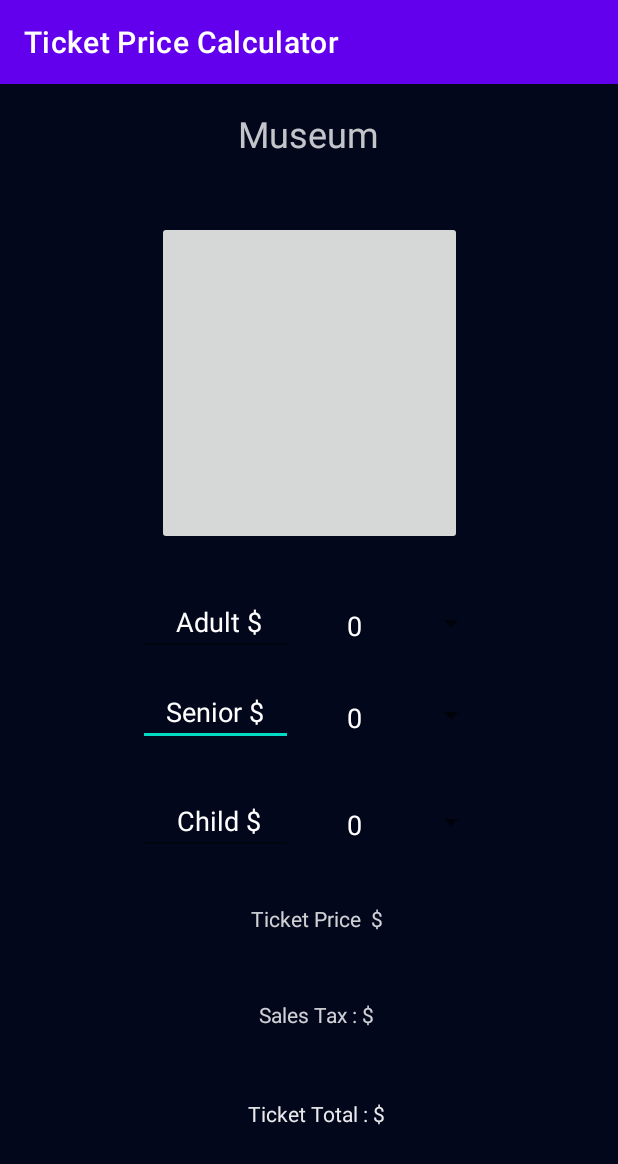
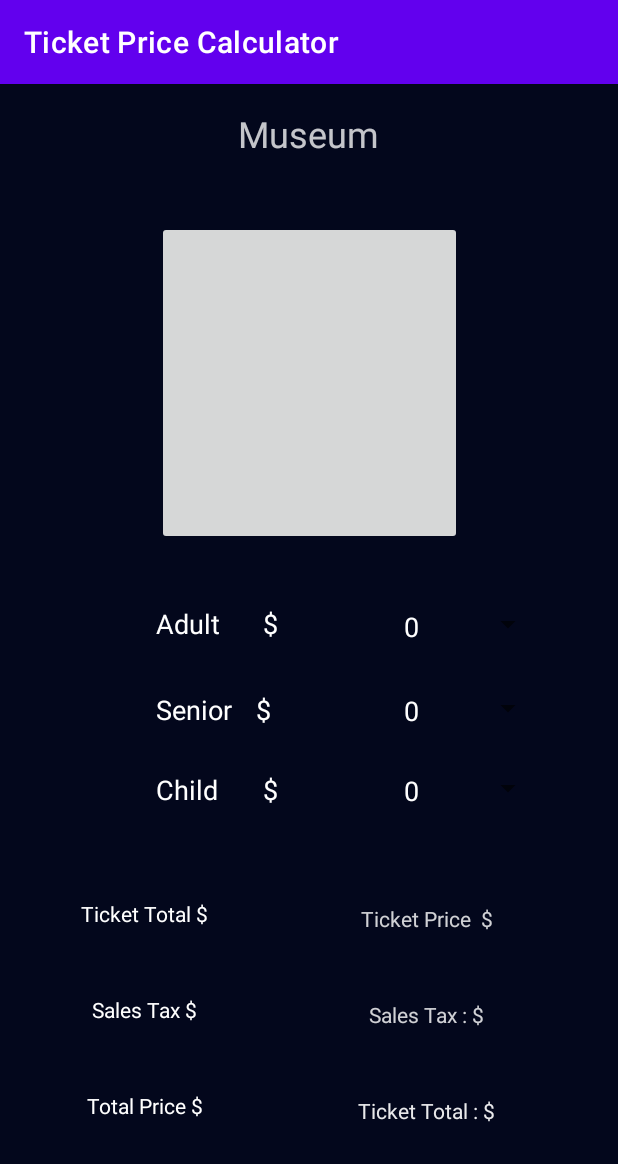
Before and after one commit to shravan1999/MuseumApplication, an Android app: the TicketPriceCalculator screen opened directly, with no data from a screen before it, on a phone screen of 412 x 824 dp. Shown: the top 1164 px of the screen. Run offline under Robolectric (Android 15) with nearby library versions, the phone set to English and light mode, and no system bars; 2 statements that could not run were skipped.

```diff
--- a/app/src/main/java/com/example/app/TicketPriceCalculator.java
+++ b/app/src/main/java/com/example/app/TicketPriceCalculator.java
@@ -5,9 +5,9 @@ import android.graphics.Color;
 import android.net.Uri;
 import android.os.Bundle;
 import android.view.View;
-import android.view.ViewGroup;
 import android.widget.AdapterView;
 import android.widget.ArrayAdapter;
+import android.widget.EditText;
 import android.widget.ImageButton;
 import android.widget.Spinner;
 import android.widget.TextView;
@@ -15,12 +15,12 @@ import android.widget.Toast;
 
 import androidx.appcompat.app.AppCompatActivity;
 
-import java.net.URI;
-
-public class TicketPriceCalculator extends AppCompatActivity implements AdapterView.OnItemSelectedListener {
+public class TicketPriceCalculator extends AppCompatActivity {
     TextView museumTitle;
     ImageButton image;
     Spinner adult_amount, child_amount, senior_amount;
+    TextView ticketPrice, salesTax, ticketTotal, adult_text, senior_text, child_text;
+
 
     @Override
     protected void onCreate(Bundle savedInstanceState) {
@@ -30,12 +30,46 @@ public class TicketPriceCalculator extends AppCompatActivity implements AdapterV
         museumTitle = (TextView) findViewById(R.id.museumTextView);
         String museumTitleTemp = this.getIntent().getStringExtra("clicked");
         this.museumTitle.setText(museumTitleTemp);
+
+        this.adult_text = (TextView) findViewById(R.id.adult_text);
+        this.senior_text = (TextView) findViewById(R.id.senior_text);
+        this.child_text = (TextView) findViewById(R.id.child_text);
+
+        this.setInitialPrices(museumTitleTemp);
         this.createImages(museumTitleTemp);
         Toast.makeText(this, "Maximum of 5 tickets for each!!", Toast.LENGTH_SHORT).show();
+
+        this.ticketPrice = (TextView) findViewById(R.id.ticketPrice);
+        this.ticketPrice.setTextColor(Color.WHITE);
+        this.ticketTotal  = (TextView)findViewById(R.id.ticket_total);
+        this.ticketTotal.setTextColor(Color.WHITE);
+        this.salesTax = (TextView)findViewById(R.id.sales_tax);
+        this.salesTax.setTextColor(Color.WHITE);
 
         this.adult_amount = (Spinner) findViewById(R.id.adult_prices);
         this.child_amount = (Spinner) findViewById(R.id.child_prices);
         this.senior_amount = (Spinner) findViewById(R.id.senior_prices);
+
+        AdapterView.OnItemSelectedListener itemSelect = new AdapterView.OnItemSelectedListener() {
+
+            @Override
+            public void onItemSelected(AdapterView<?> parent, View view, int position, long id) {
+
+                changeTicketPrices();
+            }
+
+            @Override
+            public void onNothingSelected(AdapterView<?> parent) {
+
+            }
+
+
+        };
+
+    this.adult_amount.setOnItemSelectedListener(itemSelect);
+    this.senior_amount.setOnItemSelectedListener(itemSelect);
+    this.child_amount.setOnItemSelectedListener(itemSelect);
+
        String amount [] = {"0", "1", "2", "3", "4", "5"};
         ArrayAdapter<String> adapter=new ArrayAdapter<String>(
                 this, R.layout.checked_text, amount);
@@ -43,11 +77,96 @@ public class TicketPriceCalculator extends AppCompatActivity implements AdapterV
         this.adult_amount.setAdapter(adapter);
         this.senior_amount.setAdapter(adapter);
         this.child_amount.setAdapter(adapter);
+        System.out.println("Test Hello");
 
 
 
 
+    }
 
+    private void setInitialPrices(String museumTitleTemp) {
+
+        switch(museumTitleTemp){
+
+            case "Museum of Modern Art":
+                this.adult_text.append(String.valueOf(Prices.MOMA_ADULT));
+                this.senior_text.append(String.valueOf(Prices.MOMA_SENIOR));
+                this.child_text.append(String.valueOf(Prices.MOMA_STUDENT));
+                break;
+            case "Princeton University Art Museum":
+                this.adult_text.append(String.valueOf(Prices.PRINCETON_ADULT));
+                this.senior_text.append(String.valueOf(Prices.PRINCETON_SENIOR));
+                this.child_text.append(String.valueOf(Prices.PRINCETON_CHILD));
+                break;
+            case  "Metropolitan Museum of Art":
+                this.adult_text.append(String.valueOf(Prices.MET_ADULT));
+                this.senior_text.append(String.valueOf(Prices.MET_SENIOR));
+                this.child_text.append(String.valueOf(Prices.MET_CHILD));
+                break;
+            case "American Museum of Natural History":
+                this.adult_text.append(String.valueOf(Prices.HISTORY_ADULT));
+                this.senior_text.append(String.valueOf(Prices.HISTORY_SENIOR));
+                this.child_text.append(String.valueOf(Prices.HISTORY_CHILD));
+                break;
+
+        }
+    }
+
+    private void changeTicketPrices() {
+
+        String text = this.adult_amount.getSelectedItem().toString();
+        int adult = Integer.valueOf(text);
+
+        String text2 = this.child_amount.getSelectedItem().toString();
+        int child =  Integer.valueOf(text2);
+
+        String text3 = this.senior_amount.getSelectedItem().toString();
+        int senior =  Integer.valueOf(text3);
+
+        String temp = this.museumTitle.getText().toString();
+
+
+        int price_tickets;
+        double total_price, tax_amount;
+
+        switch(temp){
+
+            case "Museum of Modern Art":
+                this.ticketPrice.setTextColor(Color.WHITE);
+                price_tickets = (Prices.MOMA_ADULT *adult)  + (Prices.MOMA_SENIOR * senior)  + (Prices.MOMA_STUDENT *child);
+                this.ticketPrice.setText(String.valueOf((price_tickets)));
+                tax_amount = (Prices.NY_TAX * price_tickets);
+                this.salesTax.setText(String.format("%.2f", tax_amount));
+                total_price = price_tickets  + Double.valueOf(this.salesTax.getText().toString());
+                this.ticketTotal.setText(String.format("%.2f", total_price));
+                break;
+            case "Princeton University Art Museum":
+                this.ticketPrice.setTextColor(Color.WHITE);
+                price_tickets = (Prices.PRINCETON_ADULT *adult) + (Prices.PRINCETON_SENIOR * senior)  + (Prices.PRINCETON_CHILD * child);
+                this.ticketPrice.setText(String.valueOf((price_tickets)));
+                tax_amount = (Prices.NJ_TAX * price_tickets);
+                this.salesTax.setText(String.format("%.2f", tax_amount));
+                total_price = price_tickets  + Double.valueOf(this.salesTax.getText().toString());
+                this.ticketTotal.setText(String.format("%.2f", total_price));
+                break;
+            case "Metropolitan Museum of Art":
+                price_tickets = (Prices.MET_ADULT *adult)  + (Prices.MET_SENIOR *senior)  + (Prices.MET_CHILD * child);
+                this.ticketPrice.setText(String.valueOf((price_tickets)));
+                tax_amount = (Prices.NY_TAX * price_tickets);
+                this.salesTax.setText(String.format("%.2f", tax_amount));
+                total_price = price_tickets  + Double.valueOf(this.salesTax.getText().toString());
+                this.ticketTotal.setText(String.format("%.2f", total_price));
+                break;
+            case "American Museum of Natural History":
+                price_tickets = (Prices.HISTORY_ADULT *adult) + (Prices.HISTORY_SENIOR * senior) + (Prices.HISTORY_CHILD *child);
+                this.ticketPrice.setText(String.valueOf((price_tickets)));
+                tax_amount = (Prices.NY_TAX * price_tickets);
+                this.salesTax.setText(String.format("%.2f", tax_amount));
+                total_price = price_tickets  + Double.valueOf(this.salesTax.getText().toString());
+                this.ticketTotal.setText(String.format("%.2f", total_price));
+                break;
+
+        }
     }
 
 
@@ -104,32 +223,8 @@ public class TicketPriceCalculator extends AppCompatActivity implements AdapterV
         }
     }
 
-    @Override
-    public void onItemSelected(AdapterView<?> parent, View view, int position, long id) {
-        Spinner spinner = (Spinner)findViewById(R.id.adult_prices);
-        String text = spinner.getSelectedItem().toString();
-        int adult = Integer.valueOf(text);
-        Spinner spinner2 = (Spinner)findViewById(R.id.child_prices);
-        String text2 = spinner2.getSelectedItem().toString();
-        int child =  Integer.valueOf(text2);
-        Spinner spinner3 = (Spinner)findViewById(R.id.senior_prices);
-        String text3 = spinner3.getSelectedItem().toString();
-        int senior =  Integer.valueOf(text3);
-
-        String temp = this.museumTitle.toString();
-
-        switch(temp){
-
-            case "Museum of Modern Art":
-                TextView ticketPrice = (TextView) findViewById(R.id.ticketPrice);
-                ticketPrice.setText( String.valueOf((adult  + child  + senior) * 25) );
-        }
 
 
-    }
 
-    @Override
-    public void onNothingSelected(AdapterView<?> parent) {
 
-    }
 }
--- a/app/src/main/res/layout/price_calculation.xml
+++ b/app/src/main/res/layout/price_calculation.xml
@@ -5,6 +5,31 @@
     android:layout_width="match_parent"
     android:layout_height="match_parent"
     android:background="#03071C">
+
+    <TextView
+        android:id="@+id/adult_text"
+        android:layout_width="103dp"
+        android:layout_height="41dp"
+        android:layout_marginStart="104dp"
+        android:layout_marginTop="40dp"
+        android:text="@string/adult_price_text"
+        android:textAlignment="textStart"
+        android:textColor="#FFFFFF"
+        android:textSize="18sp"
+        app:layout_constraintStart_toStartOf="parent"
+        app:layout_constraintTop_toBottomOf="@+id/imageButton" />
+
+    <TextView
+        android:id="@+id/child_text"
+        android:layout_width="103dp"
+        android:layout_height="41dp"
+        android:layout_marginTop="12dp"
+        android:text="@string/child_price_text"
+        android:textAlignment="textStart"
+        android:textColor="#FFFFFF"
+        android:textSize="18sp"
+        app:layout_constraintStart_toStartOf="@+id/senior_text"
+        app:layout_constraintTop_toBottomOf="@+id/senior_text" />
 
     <TextView
         android:id="@+id/ticketPrice"
@@ -17,7 +42,7 @@
         android:textColorHint="#D0FFFFFF"
         app:layout_constraintBottom_toBottomOf="parent"
         app:layout_constraintEnd_toEndOf="parent"
-        app:layout_constraintHorizontal_bias="0.524"
+        app:layout_constraintHorizontal_bias="0.914"
         app:layout_constraintStart_toStartOf="parent"
         app:layout_constraintTop_toBottomOf="@+id/imageButton"
         app:layout_constraintVertical_bias="0.119" />
@@ -45,10 +70,10 @@
         android:textColorHint="#E9FFFFFF"
         app:layout_constraintBottom_toBottomOf="parent"
         app:layout_constraintEnd_toEndOf="@+id/sales_tax"
-        app:layout_constraintHorizontal_bias="1.0"
+        app:layout_constraintHorizontal_bias="0.0"
         app:layout_constraintStart_toStartOf="@+id/sales_tax"
         app:layout_constraintTop_toTopOf="@+id/sales_tax"
-        app:layout_constraintVertical_bias="0.041" />
+        app:layout_constraintVertical_bias="0.0" />
 
     <TextView
         android:id="@+id/museumTextView"
@@ -80,87 +105,90 @@
         app:layout_constraintVertical_bias="0.166"
         tools:srcCompat="@tools:sample/avatars" />
 
-    <EditText
-        android:id="@+id/senior_text"
-        android:layout_width="103dp"
-        android:layout_height="41dp"
-        android:layout_marginTop="60dp"
-        android:ems="10"
-        android:inputType="textPersonName"
-        android:text="Senior $"
-        android:textAlignment="center"
-        android:textColor="#FFFFFF"
-        app:layout_constraintEnd_toEndOf="@+id/Adult_text"
-        app:layout_constraintHorizontal_bias="0.0"
-        app:layout_constraintStart_toStartOf="@+id/Adult_text"
-        app:layout_constraintTop_toTopOf="@+id/Adult_text" />
-
-    <EditText
-        android:id="@+id/Adult_text"
-        android:layout_width="103dp"
-        android:layout_height="41dp"
-        android:layout_marginStart="92dp"
-        android:layout_marginTop="32dp"
-        android:ems="10"
-        android:inputType="textPersonName"
-        android:text=" Adult $"
-        android:textAlignment="center"
-        android:textColor="#FFFFFF"
-        app:layout_constraintBottom_toTopOf="@+id/ticketPrice"
-        app:layout_constraintStart_toStartOf="parent"
-        app:layout_constraintTop_toBottomOf="@+id/imageButton"
-        app:layout_constraintVertical_bias="0.006" />
-
-    <EditText
-        android:id="@+id/child_text"
-        android:layout_width="103dp"
-        android:layout_height="41dp"
-        android:layout_marginTop="40dp"
-        android:ems="10"
-        android:inputType="textPersonName"
-        android:text=" Child $"
-        android:textAlignment="center"
-        android:textColor="#FFFFFF"
-        app:layout_constraintBottom_toTopOf="@+id/ticketPrice"
-        app:layout_constraintEnd_toEndOf="@+id/Adult_text"
-        app:layout_constraintHorizontal_bias="1.0"
-        app:layout_constraintStart_toStartOf="@+id/senior_text"
-        app:layout_constraintTop_toTopOf="@+id/senior_text" />
-
     <Spinner
         android:id="@+id/adult_prices"
         android:layout_width="103dp"
         android:layout_height="41dp"
-        android:layout_marginEnd="64dp"
-        app:layout_constraintBottom_toTopOf="@+id/senior_text"
+        android:layout_marginStart="52dp"
+        android:layout_marginTop="32dp"
+        android:textAlignment="textStart"
         app:layout_constraintEnd_toEndOf="parent"
-        app:layout_constraintHorizontal_bias="0.53"
-        app:layout_constraintStart_toEndOf="@+id/Adult_text"
-        app:layout_constraintTop_toBottomOf="@+id/imageButton"
-        app:layout_constraintVertical_bias="0.615" />
+        app:layout_constraintHorizontal_bias="0.0"
+        app:layout_constraintStart_toEndOf="@+id/adult_text"
+        app:layout_constraintTop_toBottomOf="@+id/imageButton" />
 
     <Spinner
         android:id="@+id/senior_prices"
         android:layout_width="103dp"
         android:layout_height="41dp"
-        android:layout_marginTop="60dp"
-        app:layout_constraintBottom_toBottomOf="@+id/senior_text"
+        android:layout_marginStart="10dp"
+        android:layout_marginTop="56dp"
+        android:textAlignment="textStart"
         app:layout_constraintEnd_toEndOf="@+id/adult_prices"
         app:layout_constraintHorizontal_bias="1.0"
-        app:layout_constraintStart_toStartOf="@+id/adult_prices"
-        app:layout_constraintTop_toTopOf="@+id/adult_prices"
-        app:layout_constraintVertical_bias="1.0" />
+        app:layout_constraintStart_toEndOf="@+id/senior_text"
+        app:layout_constraintTop_toTopOf="@+id/adult_prices" />
 
     <Spinner
         android:id="@+id/child_prices"
         android:layout_width="103dp"
         android:layout_height="41dp"
-        android:layout_marginTop="28dp"
-        app:layout_constraintBottom_toTopOf="@+id/ticketPrice"
+        android:layout_marginStart="10dp"
+        android:layout_marginTop="12dp"
+        android:textAlignment="textStart"
         app:layout_constraintEnd_toEndOf="@+id/senior_prices"
         app:layout_constraintHorizontal_bias="1.0"
         app:layout_constraintStart_toEndOf="@+id/child_text"
-        app:layout_constraintTop_toBottomOf="@+id/senior_prices"
-        app:layout_constraintVertical_bias="0.06" />
+        app:layout_constraintTop_toBottomOf="@+id/senior_prices" />
+
+    <TextView
+        android:id="@+id/senior_text"
+        android:layout_width="103dp"
+        android:layout_height="41dp"
+        android:layout_marginTop="16dp"
+        android:text="@string/senior_price_text"
+        android:textAlignment="textStart"
+        android:textColor="#FFFFFF"
+        android:textSize="18sp"
+        app:layout_constraintStart_toStartOf="@+id/adult_text"
+        app:layout_constraintTop_toBottomOf="@+id/adult_text" />
+
+    <TextView
+        android:id="@+id/textView4"
+        android:layout_width="120dp"
+        android:layout_height="46dp"
+        android:layout_marginStart="36dp"
+        android:layout_marginTop="236dp"
+        android:text="@string/ticket_total"
+        android:textAlignment="center"
+        android:textColor="#FFFFFF"
+        app:layout_constraintStart_toStartOf="parent"
+        app:layout_constraintTop_toBottomOf="@+id/imageButton" />
+
+    <TextView
+        android:id="@+id/textView5"
+        android:layout_width="120dp"
+        android:layout_height="46dp"
+        android:layout_marginTop="64dp"
+        android:text="@string/sales_tax"
+        android:textAlignment="center"
+        android:textColor="#FFFFFF"
+        app:layout_constraintEnd_toEndOf="@+id/textView4"
+        app:layout_constraintHorizontal_bias="1.0"
+        app:layout_constraintStart_toStartOf="@+id/textView4"
+        app:layout_constraintTop_toTopOf="@+id/textView4" />
+
+    <TextView
+        android:id="@+id/textView6"
+        android:layout_width="120dp"
+        android:layout_height="46dp"
+        android:layout_marginTop="128dp"
+        android:text="@string/total_price"
+        android:textAlignment="center"
+        android:textColor="#FFFFFF"
+        app:layout_constraintEnd_toEndOf="@+id/textView5"
+        app:layout_constraintHorizontal_bias="1.0"
+        app:layout_constraintStart_toStartOf="@+id/textView5"
+        app:layout_constraintTop_toTopOf="@+id/textView4" />
 
 </androidx.constraintlayout.widget.ConstraintLayout>
--- a/app/src/main/res/values/strings.xml
+++ b/app/src/main/res/values/strings.xml
@@ -1,3 +1,9 @@
 <resources>
     <string name="app_name">app</string>
+    <string name="child_price_text">Child \t\t $</string>
+    <string name="senior_price_text">Senior\t\t$</string>
+    <string name="adult_price_text">Adult \t\t $</string>
+    <string name="ticket_total">Ticket Total $</string>
+    <string name="sales_tax">Sales Tax $</string>
+    <string name="total_price">Total Price $</string>
 </resources>
```
Also changed, not shown: app/src/main/java/com/example/app/Prices.java (added, +33 -0 lines).
